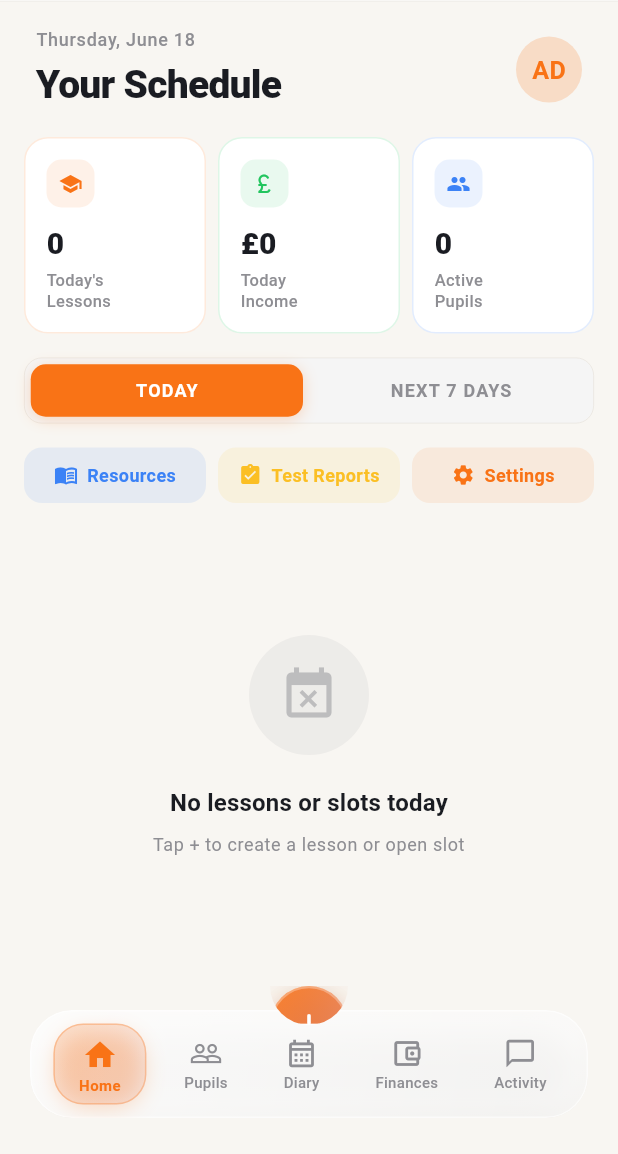
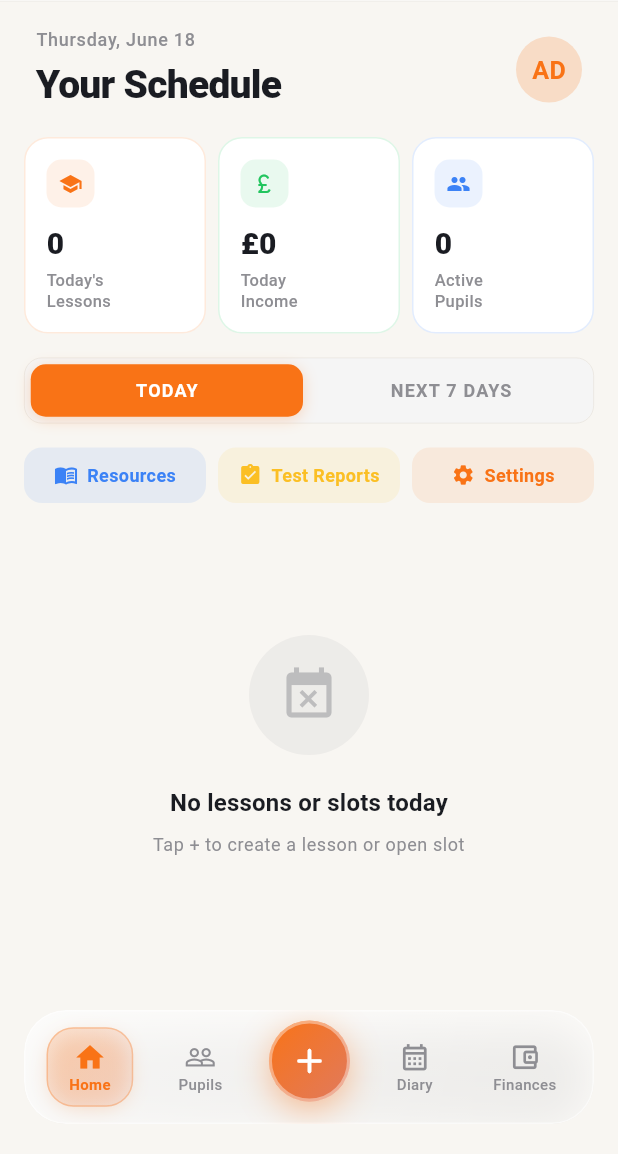
Before and after one commit to Naim-006/lesson-tracker-pro-app, a Flutter app: the AppShell screen opened directly, on a phone screen of 412 x 824 dp, the part 82-1236 px from its top. Run offline on Flutter 3.47's test engine with Material 3 defaults, Android fonts, the light colour scheme and no system bars; our stand-ins replace flutter_riverpod, flutter_secure_storage, google_fonts, image_picker, local_auth, share_plus and 2 more; accounts and stored records are empty.

Commit message:
Fix + button placement: integrate into bottom bar as center action button, remove awkward half-circle FAB

```diff
--- a/lib/features/shell/app_shell.dart
+++ b/lib/features/shell/app_shell.dart
@@ -232,118 +232,80 @@ class _AppShellState extends ConsumerState<AppShell> {
           ActivityScreen(),
         ],
       ),
-      floatingActionButton: ClipPath(
-        clipper: _HalfCircleClipper(),
-        child: BackdropFilter(
-          filter: ImageFilter.blur(sigmaX: 12, sigmaY: 12),
-          child: Container(
-            decoration: BoxDecoration(
-              gradient: LinearGradient(
-                begin: Alignment.topLeft,
-                end: Alignment.bottomRight,
-                colors: [
-                  AppColors.sunsetBright.withValues(alpha: 0.9),
-                  AppColors.sunset.withValues(alpha: 0.85),
-                ],
-              ),
-              shape: BoxShape.circle,
-              boxShadow: [
-                BoxShadow(
-                  color: AppColors.sunsetBright.withValues(alpha: 0.5),
-                  blurRadius: 24,
-                  offset: const Offset(0, 8),
-                  spreadRadius: -4,
-                ),
-                BoxShadow(
-                  color: Colors.black.withValues(alpha: 0.1),
-                  blurRadius: 12,
-                  offset: const Offset(0, 4),
-                ),
-              ],
-            ),
-            child: Material(
-              color: Colors.transparent,
-              child: InkWell(
-                onTap: () => _showQuickActions(context),
-                customBorder: const CircleBorder(),
-                child: Container(
-                  width: 52,
-                  height: 52,
-                  decoration: BoxDecoration(
-                    shape: BoxShape.circle,
-                    border: Border.all(
-                      color: Colors.white.withValues(alpha: 0.3),
-                      width: 1.5,
-                    ),
-                  ),
-                  child: const Icon(
-                    Icons.add_rounded,
-                    size: 26,
-                    color: Colors.white,
-                    weight: 2.0,
-                  ),
-                ),
-              ),
-            ),
-          ),
-        ),
-      ),
-      floatingActionButtonLocation: const _HalfCircleFabLocation(),
+      floatingActionButton: const SizedBox.shrink(),
+      floatingActionButtonLocation: FloatingActionButtonLocation.centerDocked,
       bottomNavigationBar: Padding(
-        padding: const EdgeInsets.fromLTRB(20, 0, 20, 24),
+        padding: const EdgeInsets.fromLTRB(16, 0, 16, 20),
         child: ClipRRect(
           borderRadius: BorderRadius.circular(28),
           child: BackdropFilter(
-            filter: ImageFilter.blur(sigmaX: 20, sigmaY: 20),
+            filter: ImageFilter.blur(sigmaX: 24, sigmaY: 24),
             child: Container(
-              height: 72,
+              height: 76,
               decoration: BoxDecoration(
                 gradient: LinearGradient(
                   begin: Alignment.topLeft,
                   end: Alignment.bottomRight,
                   colors: [
                     isDark
-                        ? Colors.white.withValues(alpha: 0.12)
-                        : Colors.white.withValues(alpha: 0.75),
+                        ? Colors.white.withValues(alpha: 0.10)
+                        : Colors.white.withValues(alpha: 0.72),
                     isDark
-                        ? Colors.white.withValues(alpha: 0.06)
-                        : Colors.white.withValues(alpha: 0.45),
+                        ? Colors.white.withValues(alpha: 0.05)
+                        : Colors.white.withValues(alpha: 0.42),
                   ],
                 ),
                 borderRadius: BorderRadius.circular(28),
                 border: Border.all(
                   color: isDark
-                      ? Colors.white.withValues(alpha: 0.15)
-                      : Colors.white.withValues(alpha: 0.6),
+                      ? Colors.white.withValues(alpha: 0.12)
+                      : Colors.white.withValues(alpha: 0.55),
                   width: 1.0,
                 ),
                 boxShadow: [
                   BoxShadow(
-                    color: Colors.black.withValues(alpha: isDark ? 0.3 : 0.12),
+                    color: Colors.black.withValues(alpha: isDark ? 0.3 : 0.10),
                     blurRadius: 24,
                     offset: const Offset(0, 8),
                     spreadRadius: -4,
                   ),
-                  BoxShadow(
-                    color: Colors.white.withValues(alpha: isDark ? 0.05 : 0.4),
-                    blurRadius: 8,
-                    offset: const Offset(0, -2),
-                    spreadRadius: -2,
-                  ),
                 ],
               ),
               child: Padding(
-                padding: const EdgeInsets.symmetric(horizontal: 8, vertical: 8),
+                padding: const EdgeInsets.symmetric(horizontal: 4, vertical: 6),
                 child: Row(
                   mainAxisAlignment: MainAxisAlignment.spaceAround,
                   children: [
-                    for (var i = 0; i < _tabs.length; i++)
                     _GlassNavItem(
-                        selected: tab == i,
-                        icon: _tabs[i].icon,
-                        activeIcon: _tabs[i].active,
-                        label: _tabs[i].label,
-                        onTap: () => ref.read(currentTabProvider.notifier).state = i,
+                      selected: tab == 0,
+                      icon: _tabs[0].icon,
+                      activeIcon: _tabs[0].active,
+                      label: _tabs[0].label,
+                      onTap: () => ref.read(currentTabProvider.notifier).state = 0,
+                    ),
+                    _GlassNavItem(
+                      selected: tab == 1,
+                      icon: _tabs[1].icon,
+                      activeIcon: _tabs[1].active,
+                      label: _tabs[1].label,
+                      onTap: () => ref.read(currentTabProvider.notifier).state = 1,
+                    ),
+                    _GlassCenterFab(
+                      onTap: () => _showQuickActions(context),
+                    ),
+                    _GlassNavItem(
+                      selected: tab == 2,
+                      icon: _tabs[2].icon,
+                      activeIcon: _tabs[2].active,
+                      label: _tabs[2].label,
+                      onTap: () => ref.read(currentTabProvider.notifier).state = 2,
+                    ),
+                    _GlassNavItem(
+                      selected: tab == 3,
+                      icon: _tabs[3].icon,
+                      activeIcon: _tabs[3].active,
+                      label: _tabs[3].label,
+                      onTap: () => ref.read(currentTabProvider.notifier).state = 3,
                     ),
                   ],
                 ),
@@ -368,37 +330,43 @@ class _AppShellState extends ConsumerState<AppShell> {
   }
 }
 
-class _HalfCircleClipper extends CustomClipper<Path> {
-  @override
-  Path getClip(Size size) {
-    final path = Path()
-      ..addArc(
-        Rect.fromCircle(center: Offset(size.width / 2, 0), radius: size.width / 2),
-        0,
-        3.14,
-      );
-    return path;
-  }
+class _GlassCenterFab extends StatelessWidget {
+  const _GlassCenterFab({required this.onTap});
+
+  final VoidCallback onTap;
 
   @override
-  bool shouldReclip(CustomClipper<Path> oldClipper) => false;
+  Widget build(BuildContext context) {
+    return GestureDetector(
+      onTap: onTap,
+      child: Container(
+        width: 56,
+        height: 56,
+        margin: const EdgeInsets.only(bottom: 8),
+        decoration: BoxDecoration(
+          gradient: const LinearGradient(
+            begin: Alignment.topLeft,
+            end: Alignment.bottomRight,
+            colors: [AppColors.sunsetBright, AppColors.sunset],
+          ),
+          shape: BoxShape.circle,
+          border: Border.all(
+            color: Colors.white.withValues(alpha: 0.4),
+            width: 2,
+          ),
+          boxShadow: [
+            BoxShadow(
+              color: AppColors.sunsetBright.withValues(alpha: 0.5),
+              blurRadius: 20,
+              offset: const Offset(0, 6),
+              spreadRadius: -2,
+            ),
+          ],
+        ),
+        child: const Icon(Icons.add_rounded, size: 28, color: Colors.white),
+      ),
+    );
   }
-
-class _HalfCircleFabLocation extends FloatingActionButtonLocation {
-  const _HalfCircleFabLocation();
-
-  @override
-  Offset getOffset(ScaffoldPrelayoutGeometry scaffoldGeometry) {
-    final double fabX = (scaffoldGeometry.scaffoldSize.width - 52) / 2;
-    final double fabY = scaffoldGeometry.scaffoldSize.height
-        - scaffoldGeometry.bottomSheetSize.height
-        - 96
-        - 16;
-    return Offset(fabX, fabY);
-  }
-
-  @override
-  String toString() => 'HalfCircleFabLocation';
 }
 
 class _GlassNavItem extends StatelessWidget {
@@ -423,10 +391,10 @@ class _GlassNavItem extends StatelessWidget {
       onTap: onTap,
       behavior: HitTestBehavior.opaque,
       child: AnimatedContainer(
-        duration: const Duration(milliseconds: 300),
+        duration: const Duration(milliseconds: 250),
         curve: Curves.easeOutCubic,
         padding: EdgeInsets.symmetric(
-          horizontal: selected ? 16 : 12,
+          horizontal: selected ? 14 : 10,
           vertical: 8,
         ),
         decoration: BoxDecoration(
@@ -435,12 +403,12 @@ class _GlassNavItem extends StatelessWidget {
                   begin: Alignment.topLeft,
                   end: Alignment.bottomRight,
                   colors: [
-                    AppColors.sunsetBright.withValues(alpha: isDark ? 0.25 : 0.2),
-                    AppColors.sunset.withValues(alpha: isDark ? 0.2 : 0.15),
+                    AppColors.sunsetBright.withValues(alpha: isDark ? 0.25 : 0.18),
+                    AppColors.sunset.withValues(alpha: isDark ? 0.2 : 0.12),
                   ],
                 )
               : null,
-          borderRadius: BorderRadius.circular(20),
+          borderRadius: BorderRadius.circular(18),
           border: selected
               ? Border.all(
                   color: AppColors.sunsetBright.withValues(alpha: 0.3),
@@ -450,9 +418,9 @@ class _GlassNavItem extends StatelessWidget {
           boxShadow: selected
               ? [
                   BoxShadow(
-                    color: AppColors.sunsetBright.withValues(alpha: 0.25),
-                    blurRadius: 12,
-                    offset: const Offset(0, 4),
+                    color: AppColors.sunsetBright.withValues(alpha: 0.2),
+                    blurRadius: 10,
+                    offset: const Offset(0, 3),
                     spreadRadius: -2,
                   ),
                 ]
@@ -462,24 +430,16 @@ class _GlassNavItem extends StatelessWidget {
           mainAxisSize: MainAxisSize.min,
           mainAxisAlignment: MainAxisAlignment.center,
           children: [
-            AnimatedSwitcher(
-              duration: const Duration(milliseconds: 200),
-              transitionBuilder: (child, animation) => ScaleTransition(
-                scale: animation,
-                child: child,
-              ),
-              child: Icon(
+            Icon(
               selected ? activeIcon : icon,
-                key: ValueKey(selected),
-                size: selected ? 24 : 22,
+              size: selected ? 22 : 21,
               color: selected
                   ? AppColors.sunsetBright
                   : (isDark ? AppColors.darkMuted : AppColors.lightMuted),
             ),
-            ),
-            const SizedBox(height: 4),
-            AnimatedDefaultTextStyle(
-              duration: const Duration(milliseconds: 200),
+            const SizedBox(height: 3),
+            Text(
+              label,
               style: TextStyle(
                 fontSize: 10,
                 fontWeight: selected ? FontWeight.w700 : FontWeight.w500,
@@ -487,9 +447,7 @@ class _GlassNavItem extends StatelessWidget {
                     ? AppColors.sunsetBright
                     : (isDark ? AppColors.darkMuted : AppColors.lightMuted),
                 height: 1.0,
-                letterSpacing: selected ? 0.3 : 0.2,
               ),
-              child: Text(label),
             ),
           ],
         ),
```
Lines whose indentation alone changed are shown as unchanged.
